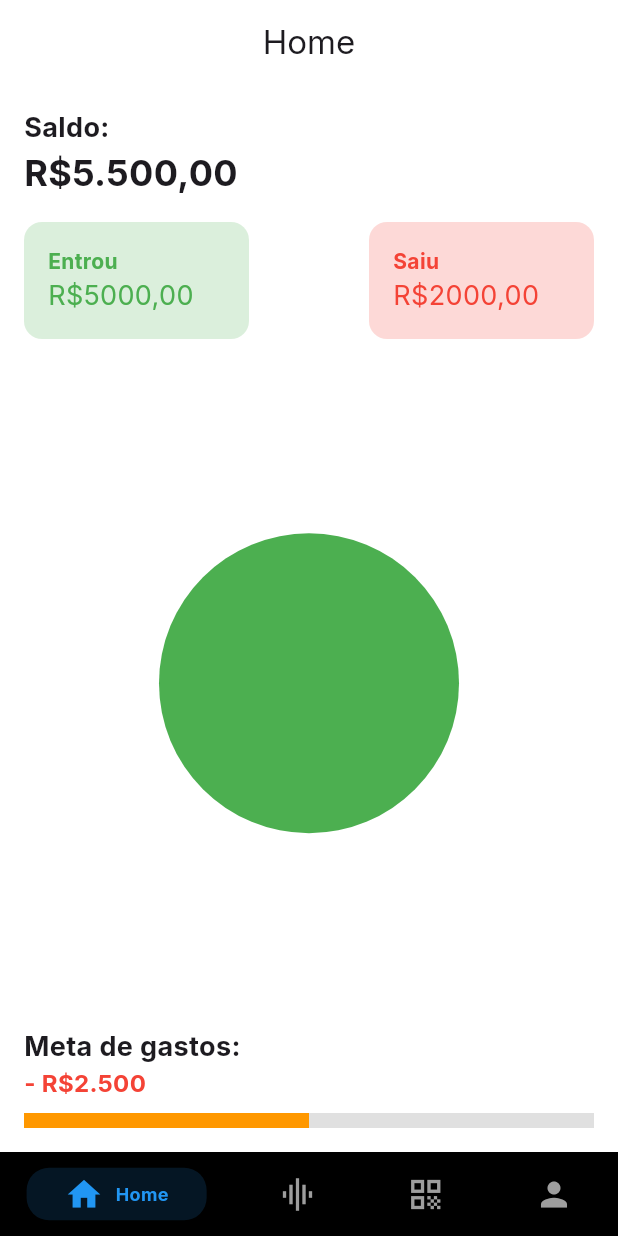
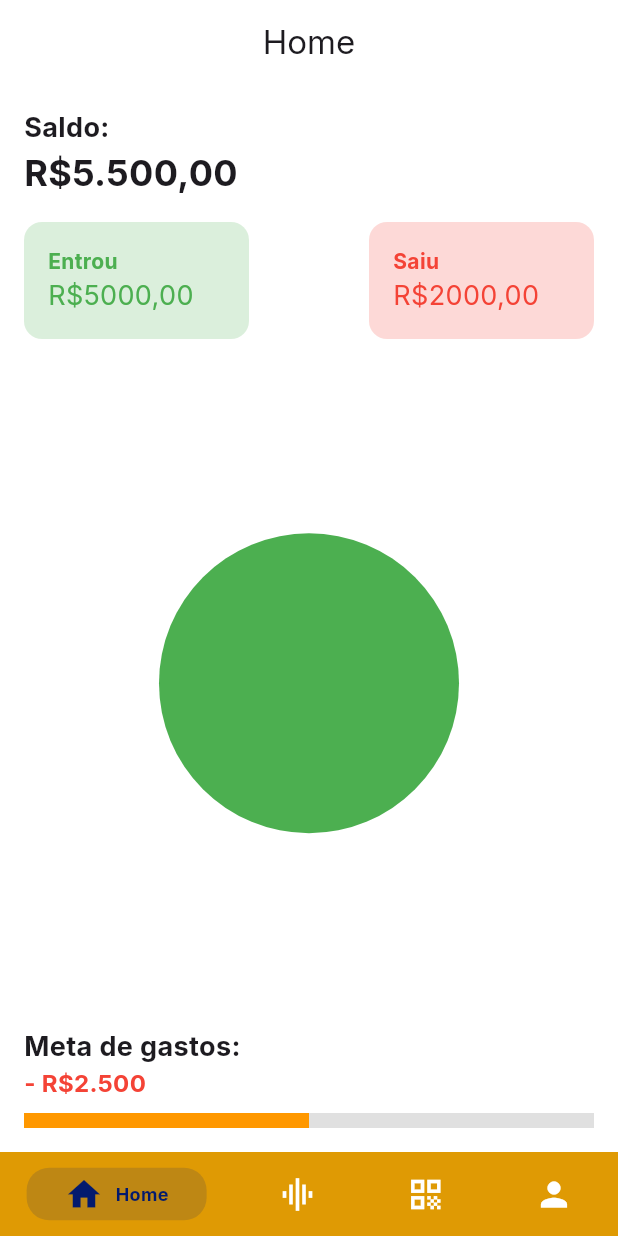
Before and after one commit to vinimiraa/LDDM-ShowCoin, a Flutter app: the MainScreen widget shown alone on an empty page, opened directly, on a phone screen of 412 x 824 dp. Run offline on Flutter 3.47's test engine with Material 3 defaults, Android fonts, the light colour scheme and no system bars; drawn by our look-alikes of persistent_bottom_nav_bar.

Commit message:
style: melhorando redundância de código

```diff
--- a/src/lib/main_screen.dart
+++ b/src/lib/main_screen.dart
@@ -4,6 +4,8 @@ import 'screens/qrcode_screen.dart';
 import 'screens/home_screen.dart';
 import 'screens/statement_screen.dart';
 import 'screens/profile_screen.dart';
+import 'screens/utils.dart';
+import 'screens/login_screen.dart';
 
 class MainScreen extends StatefulWidget {
   const MainScreen({super.key});
@@ -14,7 +16,11 @@ class MainScreen extends StatefulWidget {
 
 class _MainScreenState extends State<MainScreen> {
   // Controlador para gerenciar a navegação
-  final PersistentTabController _controller = PersistentTabController(initialIndex: 0);
+  final PersistentTabController _controller = PersistentTabController( initialIndex: 0 );
+
+  final Color _backgroundNavBar = AppColors.backgroundNavBar;
+  final Color _activeColorButton = AppColors.activeNavBarButton;
+  final Color _inactiveColorButton = AppColors.inativeNavBarButton;
 
   // Lista de telas que serão exibidas em cada aba
   List<Widget> _buildScreens() {
@@ -22,7 +28,7 @@ class _MainScreenState extends State<MainScreen> {
       HomeScreen(),
       StatementScreen(),
       QRCodeScreen(),
-      ProfileScreen(),
+      ProfileScreen()
     ];
   }
 
@@ -32,26 +38,34 @@ class _MainScreenState extends State<MainScreen> {
       PersistentBottomNavBarItem(
         icon: Icon(Icons.home),
         title: "Home",
-        activeColorPrimary: Colors.blue,
-        inactiveColorPrimary: Colors.grey,
+        activeColorPrimary: _activeColorButton,
+        inactiveColorPrimary: _inactiveColorButton,
+        // ? Configuração de rota, talvez seja útil futuramente, exemplo:
+        // routeAndNavigatorSettings: RouteAndNavigatorSettings(
+        //   initialRoute: "/",
+        //   routes: {
+        //   "/first": (final context) => const MainScreen2(),
+        //   "/second": (final context) => const MainScreen3(),
+        //   },
+        // ),
       ),
       PersistentBottomNavBarItem(
         icon: Icon(Icons.graphic_eq),
         title: "Detalhes",
-        activeColorPrimary: Colors.blue,
-        inactiveColorPrimary: Colors.grey,
+        activeColorPrimary: _activeColorButton,
+        inactiveColorPrimary: _inactiveColorButton,
       ),
       PersistentBottomNavBarItem(
         icon: Icon(Icons.qr_code),
         title: "QRCode",
-        activeColorPrimary: Colors.blue,
-        inactiveColorPrimary: Colors.grey,
+        activeColorPrimary: _activeColorButton,
+        inactiveColorPrimary: _inactiveColorButton,
       ),
       PersistentBottomNavBarItem(
         icon: Icon(Icons.person),
         title: "Perfil",
-        activeColorPrimary: Colors.blue,
-        inactiveColorPrimary: Colors.grey,
+        activeColorPrimary: _activeColorButton,
+        inactiveColorPrimary: _inactiveColorButton,
       ),
     ];
   }
@@ -63,13 +77,31 @@ class _MainScreenState extends State<MainScreen> {
       controller: _controller,
       screens: _buildScreens(),
       items: _navBarsItems(),
+      handleAndroidBackButtonPress: true, // Padrão é verdadeiro.
+      resizeToAvoidBottomInset:
+          true, // Isso precisa ser verdadeiro se você deseja mover a tela para cima em uma tela não rolável quando o teclado aparece. O padrão é verdadeiro.
+      stateManagement: true, // Padrão é true
+      hideNavigationBarWhenKeyboardAppears: true,
+      popBehaviorOnSelectedNavBarItemPress: PopBehavior.all,
+      padding: const EdgeInsets.only(top: 8, bottom: 8),
+      backgroundColor: _backgroundNavBar,
+      isVisible: true,
+      animationSettings: const NavBarAnimationSettings(
+        navBarItemAnimation: ItemAnimationSettings(
+          // Propriedades de animação dos itens da Navbar
+          duration: Duration(milliseconds: 400),
+          curve: Curves.ease,
+        ),
+        screenTransitionAnimation: ScreenTransitionAnimationSettings(
+          // Transição de tela ao mudar de aba
+          animateTabTransition: true,
+          duration: Duration(milliseconds: 200),
+          screenTransitionAnimationType: ScreenTransitionAnimationType.fadeIn,
+        ),
+      ),
       confineToSafeArea: true,
-      backgroundColor: const Color(0x00df9a04),
-      handleAndroidBackButtonPress: true,
-      resizeToAvoidBottomInset: true,
-      stateManagement: true,
-      hideNavigationBarWhenKeyboardAppears: true,
-      navBarStyle: NavBarStyle.style9, // Define o estilo da navbar
+      navBarHeight: kBottomNavigationBarHeight,
+      navBarStyle: NavBarStyle.style9, // Escolha o estilo da Navbar
     );
   }
 }
```
